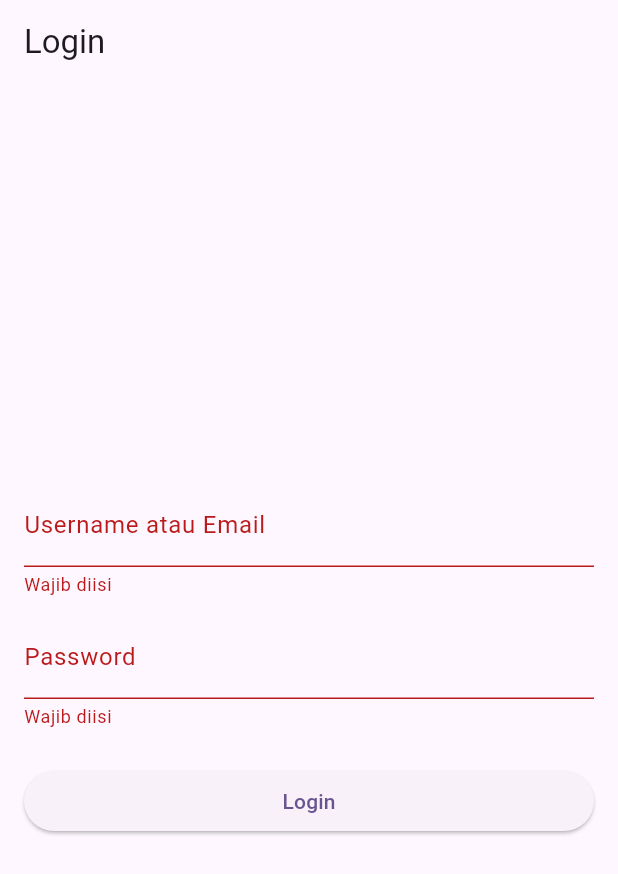
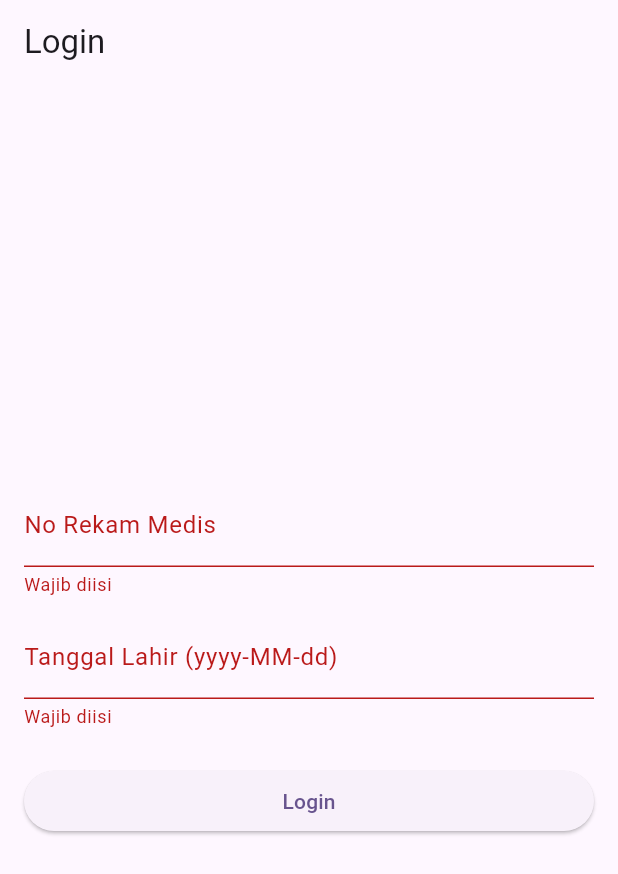
Before and after one commit to YudhaJeo/Flutter-RS-System, a Flutter app: the screen it shows after launch, after a tap on "Login", on a phone screen of 412 x 824 dp. Shown: the top 874 px of the screen. Run offline on Flutter 3.47's test engine with Material 3 defaults, Android fonts, the phone set to English and light mode, and no system bars.

Commit message:
UPD: Ubah data login jadi no rekam medis dan tanggal lahir

```diff
--- a/lib/screens/home/home_screen.dart
+++ b/lib/screens/home/home_screen.dart
@@ -14,10 +14,6 @@ class HomeScreen extends StatelessWidget {
           children: [
             const Text('Selamat datang di Home!'),
             const SizedBox(height: 24),
-            const Text(
-              'Random fun fact:',
-              style: TextStyle(fontWeight: FontWeight.bold),
-            ),
           ],
         ),
       ),
--- a/lib/screens/login/login_screen.dart
+++ b/lib/screens/login/login_screen.dart
@@ -13,6 +13,8 @@ class LoginScreen extends StatefulWidget {
 class _LoginScreenState extends State<LoginScreen> {
   final TextEditingController _usernameController = TextEditingController();
   final TextEditingController _passwordController = TextEditingController();
+  final TextEditingController _rekamMedisController = TextEditingController();
+  final TextEditingController _tanggalLahirController = TextEditingController();
   final GlobalKey<FormState> _formKey = GlobalKey<FormState>();
   bool _isLoading = false;
   String? _error;
@@ -25,15 +27,14 @@ class _LoginScreenState extends State<LoginScreen> {
       _error = null;
     });
 
-    // final uri = Uri.parse('http://localhost:4100/login');
     final uri = Uri.parse('http://10.0.2.2:4100/login');
     try {
       final response = await http.post(
         uri,
         headers: {'Content-Type': 'application/json'},
         body: jsonEncode({
-          'usernameOrEmail': _usernameController.text,
-          'password': _passwordController.text,
+          'norekammedis': _rekamMedisController.text,
+          'tanggallahir': _tanggalLahirController.text,
         }),
       );
 
@@ -72,16 +73,33 @@ class _LoginScreenState extends State<LoginScreen> {
               mainAxisSize: MainAxisSize.min,
               children: [
                 TextFormField(
-                  controller: _usernameController,
-                  decoration: const InputDecoration(labelText: 'Username atau Email'),
+                  controller: _rekamMedisController,
+                  decoration: const InputDecoration(
+                    labelText: 'No Rekam Medis',
+                  ),
                   validator: (value) =>
                       value == null || value.isEmpty ? 'Wajib diisi' : null,
                 ),
                 const SizedBox(height: 12),
                 TextFormField(
-                  controller: _passwordController,
-                  obscureText: true,
-                  decoration: const InputDecoration(labelText: 'Password'),
+                  controller: _tanggalLahirController,
+                  decoration: const InputDecoration(
+                    labelText: 'Tanggal Lahir (yyyy-MM-dd)',
+                  ),
+                  readOnly: true,
+                  onTap: () async {
+                    final picked = await showDatePicker(
+                      context: context,
+                      initialDate: DateTime(2000),
+                      firstDate: DateTime(1900),
+                      lastDate: DateTime.now(),
+                    );
+                    if (picked != null) {
+                      _tanggalLahirController.text = picked
+                          .toIso8601String()
+                          .substring(0, 10); // yyyy-MM-dd
+                    }
+                  },
                   validator: (value) =>
                       value == null || value.isEmpty ? 'Wajib diisi' : null,
                 ),
@@ -89,7 +107,10 @@ class _LoginScreenState extends State<LoginScreen> {
                 if (_error != null)
                   Padding(
                     padding: const EdgeInsets.only(bottom: 8.0),
-                    child: Text(_error!, style: const TextStyle(color: Colors.red)),
+                    child: Text(
+                      _error!,
+                      style: const TextStyle(color: Colors.red),
+                    ),
                   ),
                 SizedBox(
                   width: double.infinity,
```
Also changed, not shown: 2 other files.
